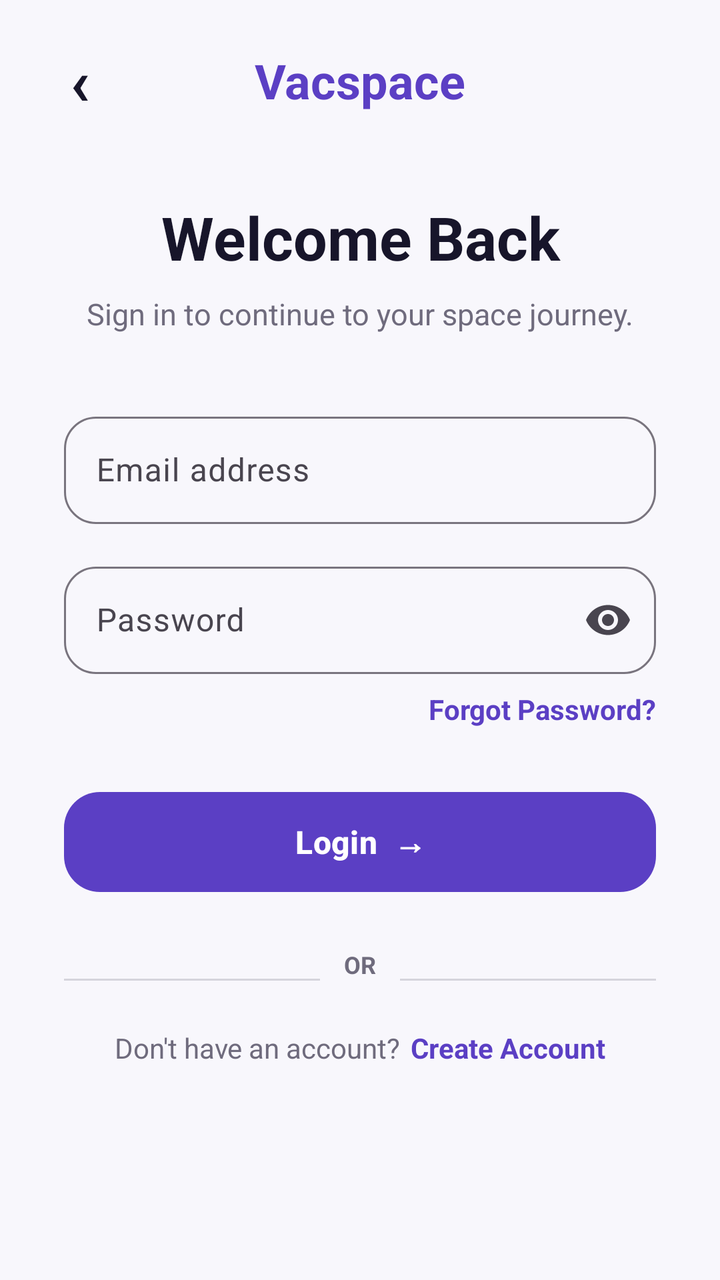
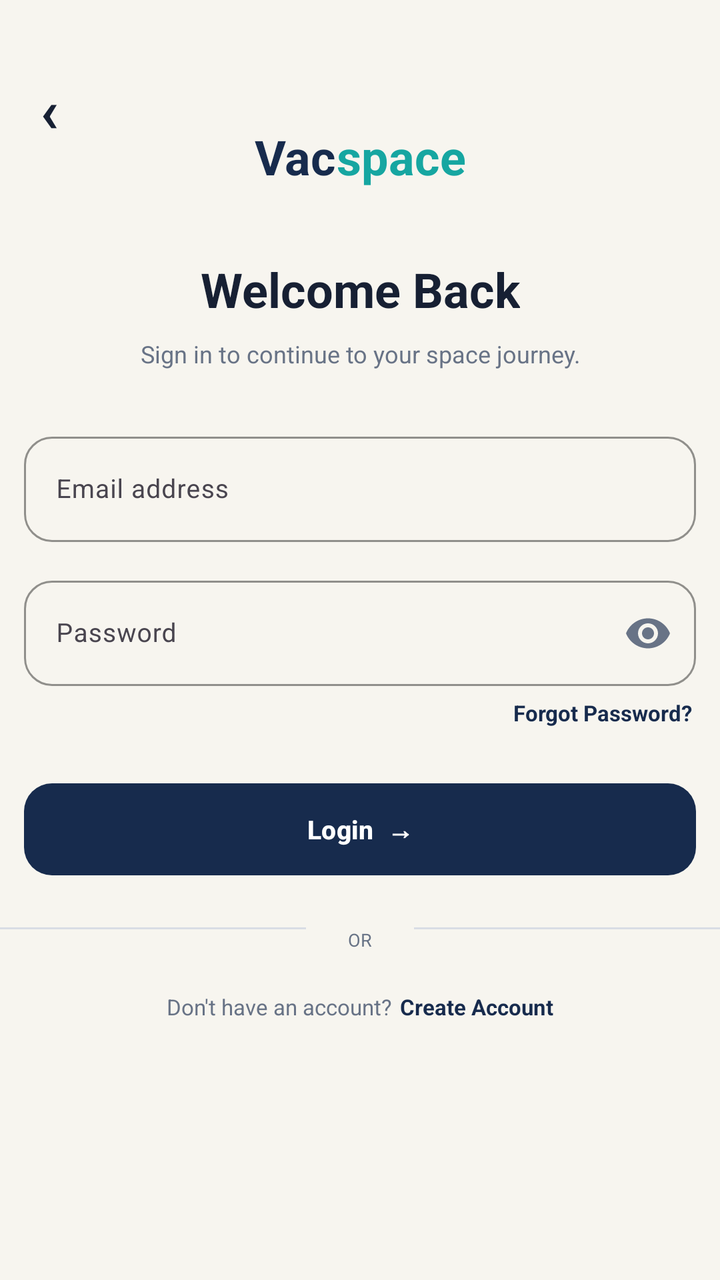

Two renders of the same Android screen: before a commit and after it. Below are the layout's source before the change and the commit's diff.
<!-- AndroidManifest.xml: application theme Theme.Vacspace -->
<!-- res/layout/activity_login.xml -->
<?xml version="1.0" encoding="utf-8"?>
<androidx.constraintlayout.widget.ConstraintLayout
    xmlns:android="http://schemas.android.com/apk/res/android"
    xmlns:app="http://schemas.android.com/apk/res-auto"
    android:layout_width="match_parent"
    android:layout_height="match_parent"
    android:background="@color/vacspace_background">

    
    <TextView
        android:id="@+id/tvBack"
        android:layout_width="48dp"
        android:layout_height="48dp"
        android:layout_marginStart="@dimen/spacing_md"
        android:layout_marginTop="@dimen/spacing_md"
        android:gravity="center"
        android:text="‹"
        android:textColor="@color/vacspace_text_primary"
        android:textSize="32sp"
        android:textStyle="bold"
        app:layout_constraintStart_toStartOf="parent"
        app:layout_constraintTop_toTopOf="parent" />

    
    <TextView
        android:id="@+id/tvBrand"
        android:layout_width="wrap_content"
        android:layout_height="wrap_content"
        android:layout_marginTop="@dimen/spacing_lg"
        android:text="Vacspace"
        android:textColor="@color/vacspace_primary"
        android:textSize="24sp"
        android:textStyle="bold"
        app:layout_constraintEnd_toEndOf="parent"
        app:layout_constraintStart_toStartOf="parent"
        app:layout_constraintTop_toTopOf="parent" />

    
    <TextView
        android:id="@+id/tvWelcome"
        android:layout_width="0dp"
        android:layout_height="wrap_content"
        android:layout_marginStart="@dimen/spacing_xl"
        android:layout_marginTop="42dp"
        android:layout_marginEnd="@dimen/spacing_xl"
        android:gravity="center"
        android:text="Welcome Back"
        android:textColor="@color/vacspace_text_primary"
        android:textSize="30sp"
        android:textStyle="bold"
        app:layout_constraintEnd_toEndOf="parent"
        app:layout_constraintStart_toStartOf="parent"
        app:layout_constraintTop_toBottomOf="@id/tvBrand" />

    
    <TextView
        android:id="@+id/tvSubtitle"
        android:layout_width="0dp"
        android:layout_height="wrap_content"
        android:layout_marginStart="@dimen/spacing_xl"
        android:layout_marginTop="@dimen/spacing_sm"
        android:layout_marginEnd="@dimen/spacing_xl"
        android:gravity="center"
        android:text="Sign in to continue to your space journey."
        android:textColor="@color/vacspace_text_secondary"
        android:textSize="15sp"
        app:layout_constraintEnd_toEndOf="parent"
        app:layout_constraintStart_toStartOf="parent"
        app:layout_constraintTop_toBottomOf="@id/tvWelcome" />

    
    <com.google.android.material.textfield.TextInputLayout
        android:id="@+id/emailLayout"
        android:layout_width="0dp"
        android:layout_height="wrap_content"
        android:layout_marginStart="@dimen/spacing_xl"
        android:layout_marginTop="36dp"
        android:layout_marginEnd="@dimen/spacing_xl"
        android:hint="Email address"
        app:boxBackgroundMode="outline"
        app:boxCornerRadiusBottomEnd="16dp"
        app:boxCornerRadiusBottomStart="16dp"
        app:boxCornerRadiusTopEnd="16dp"
        app:boxCornerRadiusTopStart="16dp"
        app:layout_constraintEnd_toEndOf="parent"
        app:layout_constraintStart_toStartOf="parent"
        app:layout_constraintTop_toBottomOf="@id/tvSubtitle">

        <com.google.android.material.textfield.TextInputEditText
            android:id="@+id/etEmail"
            android:layout_width="match_parent"
            android:layout_height="wrap_content"
            android:inputType="textEmailAddress"
            android:maxLines="1"
            android:paddingTop="16dp"
            android:paddingBottom="16dp" />

    </com.google.android.material.textfield.TextInputLayout>

    
    <com.google.android.material.textfield.TextInputLayout
        android:id="@+id/passwordLayout"
        android:layout_width="0dp"
        android:layout_height="wrap_content"
        android:layout_marginStart="@dimen/spacing_xl"
        android:layout_marginTop="@dimen/spacing_md"
        android:layout_marginEnd="@dimen/spacing_xl"
        android:hint="Password"
        app:boxBackgroundMode="outline"
        app:boxCornerRadiusBottomEnd="16dp"
        app:boxCornerRadiusBottomStart="16dp"
        app:boxCornerRadiusTopEnd="16dp"
        app:boxCornerRadiusTopStart="16dp"
        app:endIconMode="password_toggle"
        app:layout_constraintEnd_toEndOf="parent"
        app:layout_constraintStart_toStartOf="parent"
        app:layout_constraintTop_toBottomOf="@id/emailLayout">

        <com.google.android.material.textfield.TextInputEditText
            android:id="@+id/etPassword"
            android:layout_width="match_parent"
            android:layout_height="wrap_content"
            android:inputType="textPassword"
            android:maxLines="1"
            android:paddingTop="16dp"
            android:paddingBottom="16dp" />

    </com.google.android.material.textfield.TextInputLayout>

    
    <TextView
        android:id="@+id/tvForgotPassword"
        android:layout_width="wrap_content"
        android:layout_height="wrap_content"
        android:layout_marginTop="@dimen/spacing_sm"
        android:layout_marginEnd="@dimen/spacing_xl"
        android:text="Forgot Password?"
        android:textColor="@color/vacspace_primary"
        android:textSize="14sp"
        android:textStyle="bold"
        app:layout_constraintEnd_toEndOf="parent"
        app:layout_constraintTop_toBottomOf="@id/passwordLayout" />

    
    <com.google.android.material.button.MaterialButton
        android:id="@+id/btnLogin"
        android:layout_width="0dp"
        android:layout_height="58dp"
        android:layout_marginStart="@dimen/spacing_xl"
        android:layout_marginTop="28dp"
        android:layout_marginEnd="@dimen/spacing_xl"
        android:text="Login  →"
        android:textAllCaps="false"
        android:textSize="16sp"
        android:textStyle="bold"
        app:cornerRadius="18dp"
        app:layout_constraintEnd_toEndOf="parent"
        app:layout_constraintStart_toStartOf="parent"
        app:layout_constraintTop_toBottomOf="@id/tvForgotPassword" />

    
    <View
        android:id="@+id/dividerLeft"
        android:layout_width="0dp"
        android:layout_height="1dp"
        android:layout_marginEnd="12dp"
        android:background="@color/vacspace_text_secondary"
        android:alpha="0.25"
        app:layout_constraintBottom_toBottomOf="@id/tvOr"
        app:layout_constraintEnd_toStartOf="@id/tvOr"
        app:layout_constraintStart_toStartOf="@id/btnLogin" />

    
    <TextView
        android:id="@+id/tvOr"
        android:layout_width="wrap_content"
        android:layout_height="wrap_content"
        android:layout_marginTop="@dimen/spacing_lg"
        android:text="OR"
        android:textColor="@color/vacspace_text_secondary"
        android:textSize="12sp"
        android:textStyle="bold"
        app:layout_constraintEnd_toEndOf="parent"
        app:layout_constraintStart_toStartOf="parent"
        app:layout_constraintTop_toBottomOf="@id/btnLogin" />

    
    <View
        android:id="@+id/dividerRight"
        android:layout_width="0dp"
        android:layout_height="1dp"
        android:layout_marginStart="12dp"
        android:background="@color/vacspace_text_secondary"
        android:alpha="0.25"
        app:layout_constraintBottom_toBottomOf="@id/tvOr"
        app:layout_constraintEnd_toEndOf="@id/btnLogin"
        app:layout_constraintStart_toEndOf="@id/tvOr" />

    
    <TextView
        android:id="@+id/tvRegisterPrompt"
        android:layout_width="wrap_content"
        android:layout_height="wrap_content"
        android:layout_marginTop="@dimen/spacing_lg"
        android:text="Don't have an account?"
        android:textColor="@color/vacspace_text_secondary"
        android:textSize="14sp"
        app:layout_constraintEnd_toStartOf="@id/tvRegister"
        app:layout_constraintHorizontal_chainStyle="packed"
        app:layout_constraintStart_toStartOf="parent"
        app:layout_constraintTop_toBottomOf="@id/tvOr" />

    <TextView
        android:id="@+id/tvRegister"
        android:layout_width="wrap_content"
        android:layout_height="wrap_content"
        android:layout_marginStart="5dp"
        android:text="Create Account"
        android:textColor="@color/vacspace_primary"
        android:textSize="14sp"
        android:textStyle="bold"
        app:layout_constraintEnd_toEndOf="parent"
        app:layout_constraintStart_toEndOf="@id/tvRegisterPrompt"
        app:layout_constraintTop_toTopOf="@id/tvRegisterPrompt" />

</androidx.constraintlayout.widget.ConstraintLayout>
<!-- resources referenced by this layout -->
<resources>
  <color name="vacspace_background">#F8F7FC</color>
  <color name="vacspace_primary">#5B3FC4</color>
  <color name="vacspace_text_primary">#17152A</color>
  <color name="vacspace_text_secondary">#6F6B7D</color>
  <dimen name="spacing_lg">24dp</dimen>
  <dimen name="spacing_md">16dp</dimen>
  <dimen name="spacing_sm">8dp</dimen>
  <dimen name="spacing_xl">32dp</dimen>
  <style name="Theme.Vacspace" parent="Base.Theme.Vacspace" />
  <style name="Base.Theme.Vacspace" parent="Theme.Material3.DayNight.NoActionBar">
  
          <item name="colorPrimary">@color/vacspace_primary</item>
          <item name="colorPrimaryContainer">@color/vacspace_primary_light</item>
  
          <item name="android:windowBackground">@color/vacspace_background</item>
          <item name="android:statusBarColor">@color/vacspace_background</item>
          <item name="android:navigationBarColor">@color/vacspace_background</item>
  
      </style>
  <color name="vacspace_primary_light">#7C5CE8</color>
</resources>

<!-- the commit's change to res/layout/activity_login.xml (unified diff, before → after) -->
@@ -9,61 +9,83 @@
     
     <TextView
         android:id="@+id/tvBack"
-        android:layout_width="48dp"
-        android:layout_height="48dp"
-        android:layout_marginStart="@dimen/spacing_md"
-        android:layout_marginTop="@dimen/spacing_md"
-        android:gravity="center"
+        android:layout_width="wrap_content"
+        android:layout_height="wrap_content"
+        android:layout_marginStart="20dp"
+        android:layout_marginTop="34dp"
         android:text="‹"
         android:textColor="@color/vacspace_text_primary"
-        android:textSize="32sp"
-        android:textStyle="bold"
+        android:textSize="30sp"
+        android:textStyle="bold"
+        android:clickable="true"
+        android:focusable="true"
         app:layout_constraintStart_toStartOf="parent"
         app:layout_constraintTop_toTopOf="parent" />
 
     
-    <TextView
-        android:id="@+id/tvBrand"
-        android:layout_width="wrap_content"
-        android:layout_height="wrap_content"
-        android:layout_marginTop="@dimen/spacing_lg"
-        android:text="Vacspace"
-        android:textColor="@color/vacspace_primary"
-        android:textSize="24sp"
-        android:textStyle="bold"
-        app:layout_constraintEnd_toEndOf="parent"
-        app:layout_constraintStart_toStartOf="parent"
-        app:layout_constraintTop_toTopOf="parent" />
+    <androidx.constraintlayout.widget.ConstraintLayout
+        android:id="@+id/brandContainer"
+        android:layout_width="wrap_content"
+        android:layout_height="wrap_content"
+        android:layout_marginTop="62dp"
+        app:layout_constraintEnd_toEndOf="parent"
+        app:layout_constraintStart_toStartOf="parent"
+        app:layout_constraintTop_toTopOf="parent">
+
+        
+        <TextView
+            android:id="@+id/tvBrand"
+            android:layout_width="wrap_content"
+            android:layout_height="wrap_content"
+            android:text="Vac"
+            android:textColor="@color/vacspace_primary"
+            android:textSize="24sp"
+            android:textStyle="bold"
+            app:layout_constraintBottom_toBottomOf="parent"
+            app:layout_constraintEnd_toStartOf="@id/tvBrandSpace"
+            app:layout_constraintStart_toStartOf="parent"
+            app:layout_constraintTop_toTopOf="parent" />
+
+        
+        <TextView
+            android:id="@+id/tvBrandSpace"
+            android:layout_width="wrap_content"
+            android:layout_height="wrap_content"
+            android:text="space"
+            android:textColor="@color/vacspace_accent"
+            android:textSize="24sp"
+            android:textStyle="bold"
+            app:layout_constraintBottom_toBottomOf="parent"
+            app:layout_constraintEnd_toEndOf="parent"
+            app:layout_constraintStart_toEndOf="@id/tvBrand"
+            app:layout_constraintTop_toTopOf="parent" />
+
+    </androidx.constraintlayout.widget.ConstraintLayout>
 
     
     <TextView
         android:id="@+id/tvWelcome"
-        android:layout_width="0dp"
-        android:layout_height="wrap_content"
-        android:layout_marginStart="@dimen/spacing_xl"
-        android:layout_marginTop="42dp"
-        android:layout_marginEnd="@dimen/spacing_xl"
-        android:gravity="center"
+        android:layout_width="wrap_content"
+        android:layout_height="wrap_content"
+        android:layout_marginTop="34dp"
         android:text="Welcome Back"
         android:textColor="@color/vacspace_text_primary"
-        android:textSize="30sp"
-        android:textStyle="bold"
-        app:layout_constraintEnd_toEndOf="parent"
-        app:layout_constraintStart_toStartOf="parent"
-        app:layout_constraintTop_toBottomOf="@id/tvBrand" />
+        android:textSize="24sp"
+        android:textStyle="bold"
+        app:layout_constraintEnd_toEndOf="parent"
+        app:layout_constraintStart_toStartOf="parent"
+        app:layout_constraintTop_toBottomOf="@id/brandContainer" />
 
     
     <TextView
         android:id="@+id/tvSubtitle"
-        android:layout_width="0dp"
-        android:layout_height="wrap_content"
-        android:layout_marginStart="@dimen/spacing_xl"
-        android:layout_marginTop="@dimen/spacing_sm"
-        android:layout_marginEnd="@dimen/spacing_xl"
+        android:layout_width="300dp"
+        android:layout_height="wrap_content"
+        android:layout_marginTop="8dp"
         android:gravity="center"
         android:text="Sign in to continue to your space journey."
         android:textColor="@color/vacspace_text_secondary"
-        android:textSize="15sp"
+        android:textSize="12sp"
         app:layout_constraintEnd_toEndOf="parent"
         app:layout_constraintStart_toStartOf="parent"
         app:layout_constraintTop_toBottomOf="@id/tvWelcome" />
@@ -71,17 +93,19 @@
     
     <com.google.android.material.textfield.TextInputLayout
         android:id="@+id/emailLayout"
-        android:layout_width="0dp"
-        android:layout_height="wrap_content"
-        android:layout_marginStart="@dimen/spacing_xl"
-        android:layout_marginTop="36dp"
-        android:layout_marginEnd="@dimen/spacing_xl"
+        style="@style/Widget.Material3.TextInputLayout.OutlinedBox"
+        android:layout_width="0dp"
+        android:layout_height="58dp"
+        android:layout_marginStart="12dp"
+        android:layout_marginTop="28dp"
+        android:layout_marginEnd="12dp"
         android:hint="Email address"
-        app:boxBackgroundMode="outline"
-        app:boxCornerRadiusBottomEnd="16dp"
-        app:boxCornerRadiusBottomStart="16dp"
-        app:boxCornerRadiusTopEnd="16dp"
-        app:boxCornerRadiusTopStart="16dp"
+        app:boxCornerRadiusBottomEnd="14dp"
+        app:boxCornerRadiusBottomStart="14dp"
+        app:boxCornerRadiusTopEnd="14dp"
+        app:boxCornerRadiusTopStart="14dp"
+        app:boxStrokeColor="@color/vacspace_primary"
+        app:hintTextColor="@color/vacspace_text_secondary"
         app:layout_constraintEnd_toEndOf="parent"
         app:layout_constraintStart_toStartOf="parent"
         app:layout_constraintTop_toBottomOf="@id/tvSubtitle">
@@ -89,29 +113,31 @@
         <com.google.android.material.textfield.TextInputEditText
             android:id="@+id/etEmail"
             android:layout_width="match_parent"
-            android:layout_height="wrap_content"
+            android:layout_height="match_parent"
             android:inputType="textEmailAddress"
-            android:maxLines="1"
-            android:paddingTop="16dp"
-            android:paddingBottom="16dp" />
+            android:textColor="@color/vacspace_text_primary"
+            android:textSize="13sp" />
 
     </com.google.android.material.textfield.TextInputLayout>
 
     
     <com.google.android.material.textfield.TextInputLayout
         android:id="@+id/passwordLayout"
-        android:layout_width="0dp"
-        android:layout_height="wrap_content"
-        android:layout_marginStart="@dimen/spacing_xl"
-        android:layout_marginTop="@dimen/spacing_md"
-        android:layout_marginEnd="@dimen/spacing_xl"
+        style="@style/Widget.Material3.TextInputLayout.OutlinedBox"
+        android:layout_width="0dp"
+        android:layout_height="58dp"
+        android:layout_marginStart="12dp"
+        android:layout_marginTop="14dp"
+        android:layout_marginEnd="12dp"
         android:hint="Password"
-        app:boxBackgroundMode="outline"
-        app:boxCornerRadiusBottomEnd="16dp"
-        app:boxCornerRadiusBottomStart="16dp"
-        app:boxCornerRadiusTopEnd="16dp"
-        app:boxCornerRadiusTopStart="16dp"
+        app:boxCornerRadiusBottomEnd="14dp"
+        app:boxCornerRadiusBottomStart="14dp"
+        app:boxCornerRadiusTopEnd="14dp"
+        app:boxCornerRadiusTopStart="14dp"
+        app:boxStrokeColor="@color/vacspace_primary"
         app:endIconMode="password_toggle"
+        app:endIconTint="@color/vacspace_text_secondary"
+        app:hintTextColor="@color/vacspace_text_secondary"
         app:layout_constraintEnd_toEndOf="parent"
         app:layout_constraintStart_toStartOf="parent"
         app:layout_constraintTop_toBottomOf="@id/emailLayout">
@@ -119,11 +145,10 @@
         <com.google.android.material.textfield.TextInputEditText
             android:id="@+id/etPassword"
             android:layout_width="match_parent"
-            android:layout_height="wrap_content"
+            android:layout_height="match_parent"
             android:inputType="textPassword"
-            android:maxLines="1"
-            android:paddingTop="16dp"
-            android:paddingBottom="16dp" />
+            android:textColor="@color/vacspace_text_primary"
+            android:textSize="13sp" />
 
     </com.google.android.material.textfield.TextInputLayout>
 
@@ -132,11 +157,11 @@
         android:id="@+id/tvForgotPassword"
         android:layout_width="wrap_content"
         android:layout_height="wrap_content"
-        android:layout_marginTop="@dimen/spacing_sm"
-        android:layout_marginEnd="@dimen/spacing_xl"
+        android:layout_marginTop="6dp"
+        android:layout_marginEnd="14dp"
         android:text="Forgot Password?"
         android:textColor="@color/vacspace_primary"
-        android:textSize="14sp"
+        android:textSize="11sp"
         android:textStyle="bold"
         app:layout_constraintEnd_toEndOf="parent"
         app:layout_constraintTop_toBottomOf="@id/passwordLayout" />
@@ -145,15 +170,17 @@
     <com.google.android.material.button.MaterialButton
         android:id="@+id/btnLogin"
         android:layout_width="0dp"
-        android:layout_height="58dp"
-        android:layout_marginStart="@dimen/spacing_xl"
-        android:layout_marginTop="28dp"
-        android:layout_marginEnd="@dimen/spacing_xl"
+        android:layout_height="54dp"
+        android:layout_marginStart="12dp"
+        android:layout_marginTop="24dp"
+        android:layout_marginEnd="12dp"
         android:text="Login  →"
         android:textAllCaps="false"
-        android:textSize="16sp"
-        android:textStyle="bold"
-        app:cornerRadius="18dp"
+        android:textColor="@color/vacspace_text_white"
+        android:textSize="13sp"
+        android:textStyle="bold"
+        app:backgroundTint="@color/vacspace_primary"
+        app:cornerRadius="14dp"
         app:layout_constraintEnd_toEndOf="parent"
         app:layout_constraintStart_toStartOf="parent"
         app:layout_constraintTop_toBottomOf="@id/tvForgotPassword" />
@@ -164,22 +191,21 @@
         android:layout_width="0dp"
         android:layout_height="1dp"
         android:layout_marginEnd="12dp"
-        android:background="@color/vacspace_text_secondary"
-        android:alpha="0.25"
-        app:layout_constraintBottom_toBottomOf="@id/tvOr"
+        android:background="@color/vacspace_border"
         app:layout_constraintEnd_toStartOf="@id/tvOr"
-        app:layout_constraintStart_toStartOf="@id/btnLogin" />
+        app:layout_constraintStart_toStartOf="parent"
+        app:layout_constraintTop_toTopOf="@id/tvOr" />
 
     
     <TextView
         android:id="@+id/tvOr"
-        android:layout_width="wrap_content"
-        android:layout_height="wrap_content"
-        android:layout_marginTop="@dimen/spacing_lg"
+        android:layout_width="30dp"
+        android:layout_height="wrap_content"
+        android:layout_marginTop="22dp"
+        android:gravity="center"
         android:text="OR"
         android:textColor="@color/vacspace_text_secondary"
-        android:textSize="12sp"
-        android:textStyle="bold"
+        android:textSize="9sp"
         app:layout_constraintEnd_toEndOf="parent"
         app:layout_constraintStart_toStartOf="parent"
         app:layout_constraintTop_toBottomOf="@id/btnLogin" />
@@ -190,37 +216,40 @@
         android:layout_width="0dp"
         android:layout_height="1dp"
         android:layout_marginStart="12dp"
-        android:background="@color/vacspace_text_secondary"
-        android:alpha="0.25"
-        app:layout_constraintBottom_toBottomOf="@id/tvOr"
-        app:layout_constraintEnd_toEndOf="@id/btnLogin"
-        app:layout_constraintStart_toEndOf="@id/tvOr" />
+        android:background="@color/vacspace_border"
+        app:layout_constraintEnd_toEndOf="parent"
+        app:layout_constraintStart_toEndOf="@id/tvOr"
+        app:layout_constraintTop_toTopOf="@id/tvOr" />
 
     
     <TextView
         android:id="@+id/tvRegisterPrompt"
         android:layout_width="wrap_content"
         android:layout_height="wrap_content"
-        android:layout_marginTop="@dimen/spacing_lg"
+        android:layout_marginTop="20dp"
         android:text="Don't have an account?"
         android:textColor="@color/vacspace_text_secondary"
-        android:textSize="14sp"
+        android:textSize="11sp"
         app:layout_constraintEnd_toStartOf="@id/tvRegister"
         app:layout_constraintHorizontal_chainStyle="packed"
         app:layout_constraintStart_toStartOf="parent"
         app:layout_constraintTop_toBottomOf="@id/tvOr" />
 
+    
     <TextView
         android:id="@+id/tvRegister"
         android:layout_width="wrap_content"
         android:layout_height="wrap_content"
-        android:layout_marginStart="5dp"
+        android:layout_marginStart="4dp"
+        android:layout_marginTop="20dp"
         android:text="Create Account"
         android:textColor="@color/vacspace_primary"
-        android:textSize="14sp"
-        android:textStyle="bold"
+        android:textSize="11sp"
+        android:textStyle="bold"
+        android:clickable="true"
+        android:focusable="true"
         app:layout_constraintEnd_toEndOf="parent"
         app:layout_constraintStart_toEndOf="@id/tvRegisterPrompt"
-        app:layout_constraintTop_toTopOf="@id/tvRegisterPrompt" />
+        app:layout_constraintTop_toBottomOf="@id/tvOr" />
 
 </androidx.constraintlayout.widget.ConstraintLayout>
<!-- resource entries referenced after the edit -->
@@ -1,13 +1,12 @@
 <!-- resources referenced by this layout -->
 <resources>
-  <color name="vacspace_background">#F8F7FC</color>
-  <color name="vacspace_primary">#5B3FC4</color>
-  <color name="vacspace_text_primary">#17152A</color>
-  <color name="vacspace_text_secondary">#6F6B7D</color>
-  <dimen name="spacing_lg">24dp</dimen>
-  <dimen name="spacing_md">16dp</dimen>
-  <dimen name="spacing_sm">8dp</dimen>
-  <dimen name="spacing_xl">32dp</dimen>
+  <color name="vacspace_accent">#16A6A1</color>
+  <color name="vacspace_background">#F7F5EF</color>
+  <color name="vacspace_border">#D9DDE5</color>
+  <color name="vacspace_primary">#172B4D</color>
+  <color name="vacspace_text_primary">#172033</color>
+  <color name="vacspace_text_secondary">#687386</color>
+  <color name="vacspace_text_white">#FFFFFF</color>
   <style name="Theme.Vacspace" parent="Base.Theme.Vacspace" />
   <style name="Base.Theme.Vacspace" parent="Theme.Material3.DayNight.NoActionBar">
   
@@ -19,6 +18,6 @@
           <item name="android:navigationBarColor">@color/vacspace_background</item>
   
       </style>
-  <color name="vacspace_primary_light">#7C5CE8</color>
+  <color name="vacspace_primary_light">#2E456B</color>
 </resources>
 
